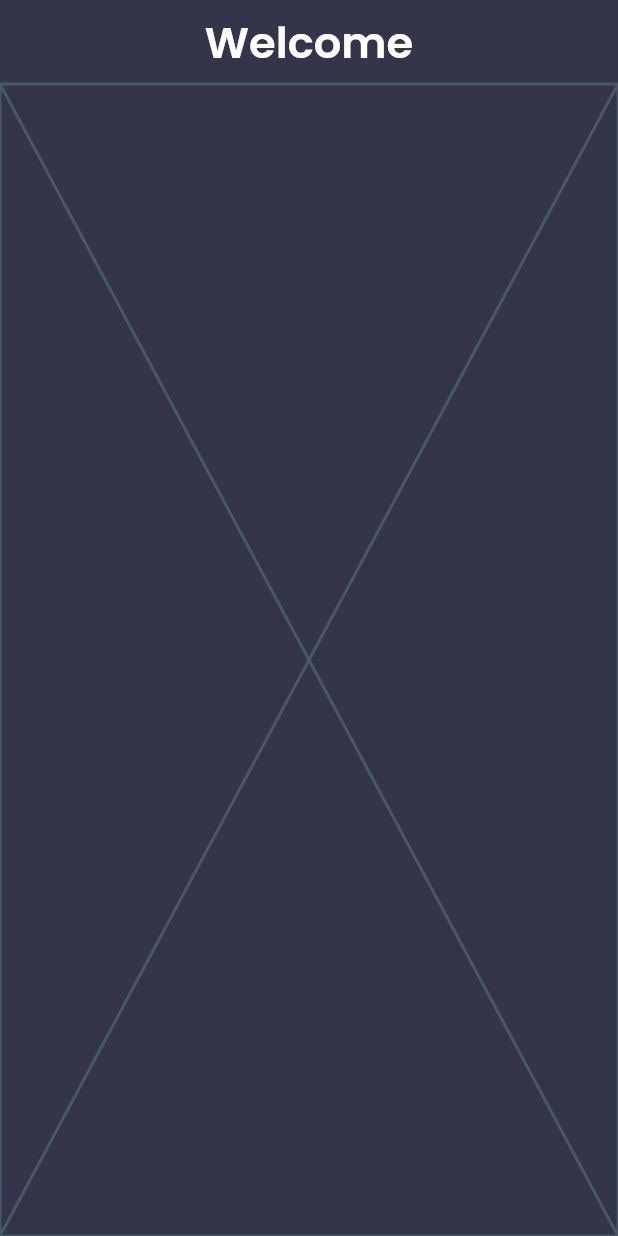
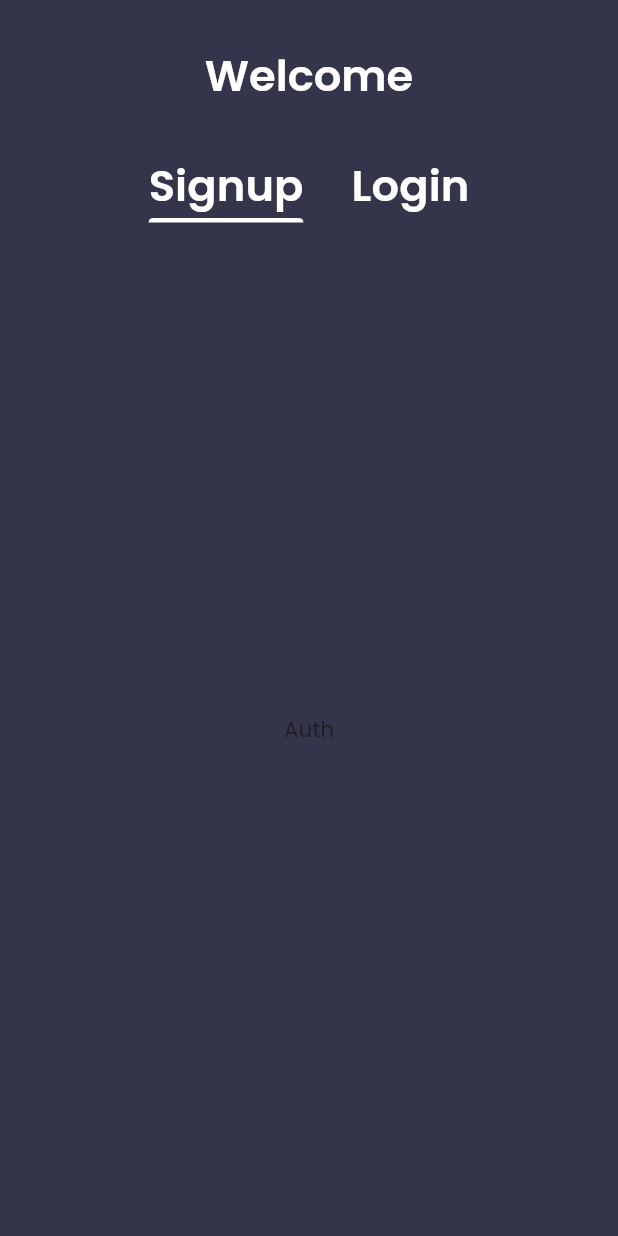
Before and after one commit to MohamedEssami20/movies_app, a Flutter app: the screen it shows after launch, after a tap on "Signup", on a phone screen of 412 x 824 dp. Run offline on Flutter 3.47's test engine with Material 3 defaults, Android fonts, the phone set to English and light mode, and no system bars; our stand-ins replace animated_text_kit, bloc, flutter_bloc, flutter_screenutil, google_fonts.

Commit message:
create auth cubit

```diff
--- /dev/null
+++ b/lib/features/auth/presentation/manager/Auth_cubit/auth_cubit.dart
@@ -0,0 +1,20 @@
+import 'package:bloc/bloc.dart';
+import 'package:flutter/material.dart';
+
+part 'auth_state.dart';
+
+class AuthCubit extends Cubit<AuthState> {
+  AuthCubit()
+      : super(
+          AuthInitial(),
+        );
+
+  bool isSignup = true;
+
+  void changeAuthState(int index) {
+    isSignup = index == 0;
+    emit(
+      AuthTabCubit(isSignup: isSignup),
+    );
+  }
+}
--- /dev/null
+++ b/lib/features/auth/presentation/manager/Auth_cubit/auth_state.dart
@@ -0,0 +1,13 @@
+part of 'auth_cubit.dart';
+
+@immutable
+sealed class AuthState {}
+
+final class AuthInitial extends AuthState {
+}
+
+final class  AuthTabCubit extends AuthState{
+  final bool isSignup;
+
+  AuthTabCubit({required this.isSignup});
+}
--- a/lib/features/auth/presentation/views/auth_view.dart
+++ b/lib/features/auth/presentation/views/auth_view.dart
@@ -1,21 +1,71 @@
 import 'package:flutter/material.dart';
+import 'package:flutter_bloc/flutter_bloc.dart';
 import 'package:movies_app/core/utils/app_text_styles.dart';
 
+import '../manager/Auth_cubit/auth_cubit.dart';
 import 'widgets/auth_view_body.dart';
 
-class AuthView extends StatelessWidget {
+class AuthView extends StatefulWidget {
   const AuthView({super.key});
   static const String routeName = "AuthView";
+
+  @override
+  State<AuthView> createState() => _AuthViewState();
+}
+
+class _AuthViewState extends State<AuthView>
+    with SingleTickerProviderStateMixin {
+  late TabController tabController;
+  @override
+  void initState() {
+    tabController = TabController(length: 2, vsync: this);
+    super.initState();
+  }
+
   @override
   Widget build(BuildContext context) {
     return Scaffold(
       appBar: AppBar(
+        toolbarHeight: MediaQuery.sizeOf(context).height * 0.18,
         backgroundColor: Colors.transparent,
         centerTitle: true,
-        title: Text("Welcome"),
+        title: BlocBuilder<AuthCubit, AuthState>(builder: (context, state) {
+          final index = context.watch<AuthCubit>();
+          return Text(index.isSignup ? "Welcome" : "Welcome Back!");
+        }),
         titleTextStyle:
             AppTextStyles.semiBold24(context).copyWith(color: Colors.white),
         elevation: 0.0,
+        bottom: PreferredSize(
+          preferredSize: Size(0, 0),
+          child: Center(
+            child: TabBar(
+              onTap: (value) {
+                context.read<AuthCubit>().changeAuthState(value);
+              },
+              indicatorColor: Colors.white,
+              controller: tabController,
+              dividerColor: Colors.transparent,
+              tabAlignment: TabAlignment.center,
+              tabs: [
+                Tab(
+                  child: Text(
+                    "Signup",
+                    style: AppTextStyles.semiBold24(context)
+                        .copyWith(color: Colors.white),
+                  ),
+                ),
+                Tab(
+                  child: Text(
+                    "Login",
+                    style: AppTextStyles.semiBold24(context)
+                        .copyWith(color: Colors.white),
+                  ),
+                ),
+              ],
+            ),
+          ),
+        ),
       ),
       body: AuthViewBody(),
     );
--- a/lib/features/auth/presentation/views/widgets/auth_view_body.dart
+++ b/lib/features/auth/presentation/views/widgets/auth_view_body.dart
@@ -5,6 +5,8 @@ class AuthViewBody extends StatelessWidget {
 
   @override
   Widget build(BuildContext context) {
-    return const Placeholder();
+    return const Center(
+      child: Text("Auth"),
+    );
   }
 }
--- a/lib/main.dart
+++ b/lib/main.dart
@@ -1,8 +1,11 @@
 //import 'package:device_preview/device_preview.dart';
 import 'package:flutter/material.dart';
+import 'package:flutter_bloc/flutter_bloc.dart';
 import 'package:flutter_screenutil/flutter_screenutil.dart';
 import 'package:google_fonts/google_fonts.dart';
 import 'package:movies_app/core/func/on_generate_route.dart';
+
+import 'features/auth/presentation/manager/Auth_cubit/auth_cubit.dart';
 
 void main() {
   runApp(
@@ -21,7 +24,9 @@ class MoviesApp extends StatelessWidget {
       minTextAdapt: true,
       splitScreenMode: true,
       builder: (_, child) {
-        return MaterialApp(
+        return BlocProvider(
+          create: (context) => AuthCubit(),
+          child: MaterialApp(
             debugShowCheckedModeBanner: false,
             // locale: DevicePreview.locale(context),
             // builder: DevicePreview.appBuilder,
@@ -30,6 +35,7 @@ class MoviesApp extends StatelessWidget {
               fontFamily: GoogleFonts.poppins().fontFamily,
               scaffoldBackgroundColor: Color(0xFF34344A),
             ),
+          ),
         );
       },
     );
```
Lines whose indentation alone changed are shown as unchanged.
